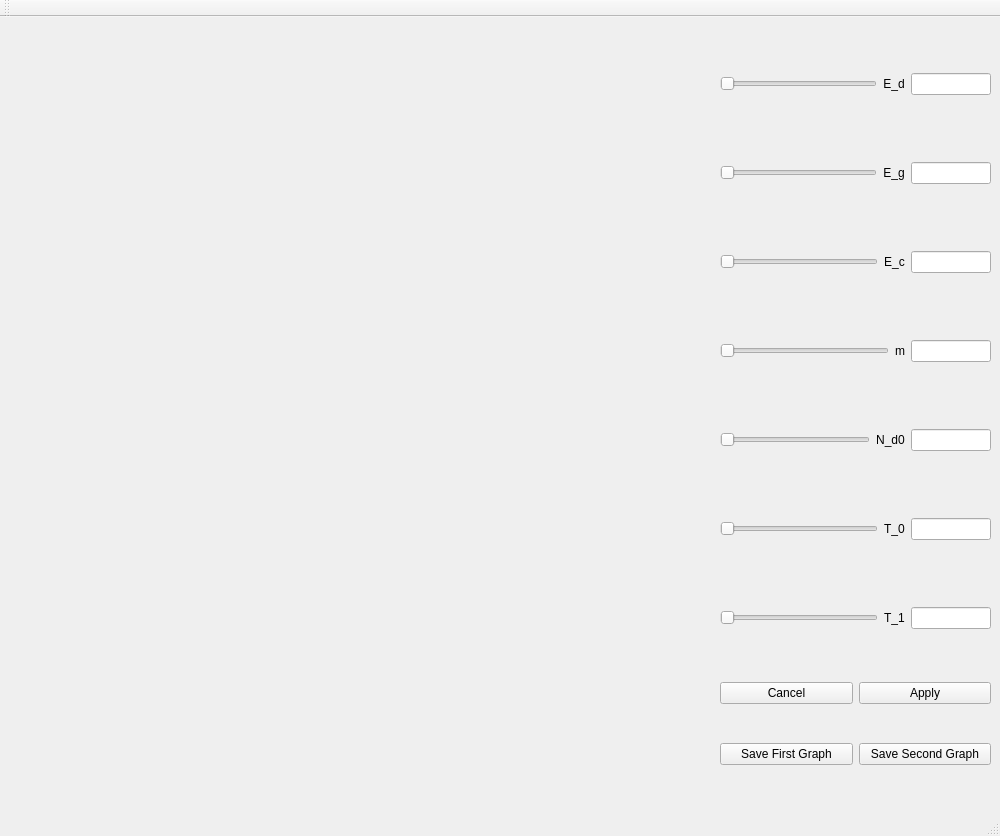
The window that QT Part/application.ui (Geridok/StatisticsOfElectronicHoles) describes before a commit, drawn with Qt 5.
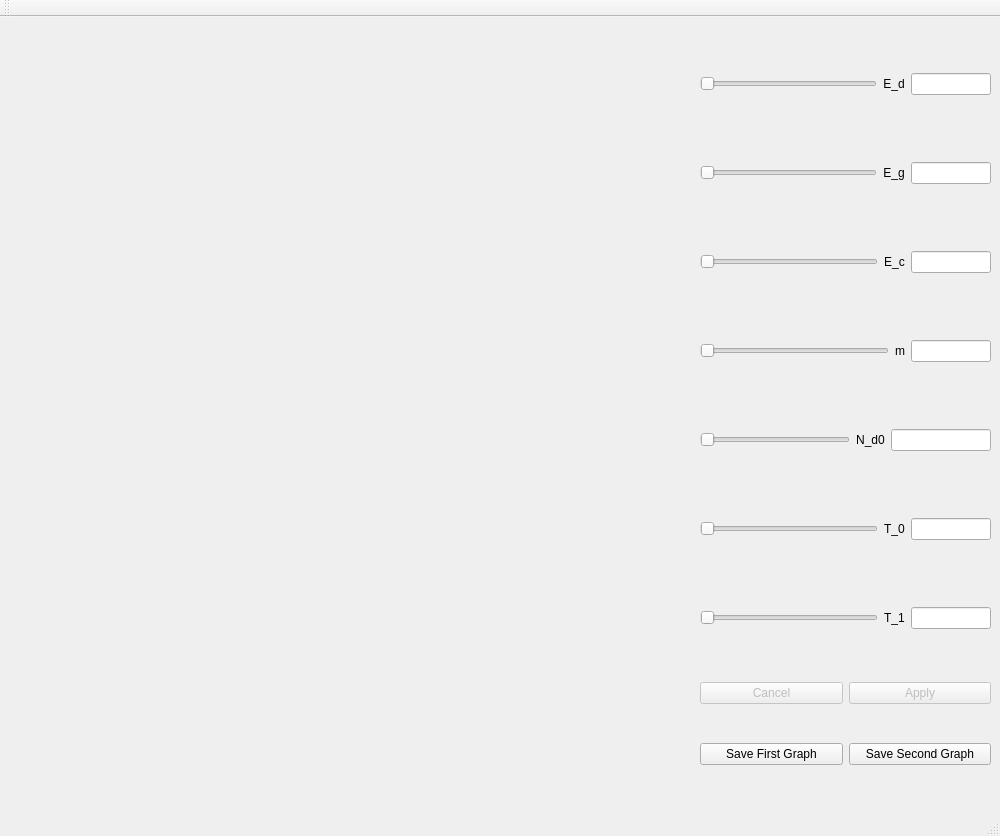
The same window after the commit.

The edit to the form file:
```diff
--- a/QT Part/application.ui
+++ b/QT Part/application.ui
@@ -290,7 +290,7 @@
           </property>
           <property name="minimumSize">
            <size>
-            <width>80</width>
+            <width>100</width>
             <height>0</height>
            </size>
           </property>
@@ -300,6 +300,9 @@
             <height>16777215</height>
            </size>
           </property>
+          <property name="readOnly">
+           <bool>true</bool>
+          </property>
          </widget>
         </item>
        </layout>
@@ -418,6 +421,9 @@
        <layout class="QHBoxLayout" name="horizontalLayout_8">
         <item>
          <widget class="QPushButton" name="cancelButton">
+          <property name="enabled">
+           <bool>false</bool>
+          </property>
           <property name="text">
            <string>Cancel</string>
           </property>
@@ -425,6 +431,9 @@
         </item>
         <item>
          <widget class="QPushButton" name="ApplyButton">
+          <property name="enabled">
+           <bool>false</bool>
+          </property>
           <property name="text">
            <string>Apply</string>
           </property>
```
Left out of the diff: 33 changed lines with no effect on the pictures.
